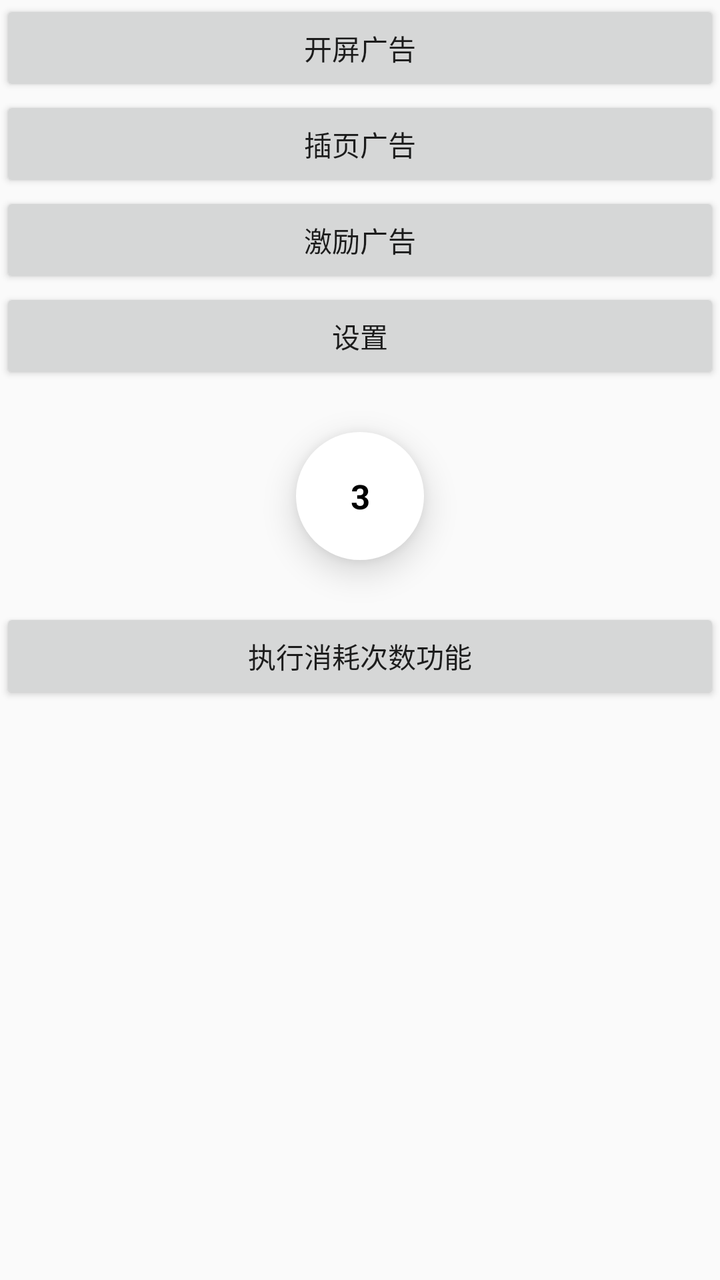
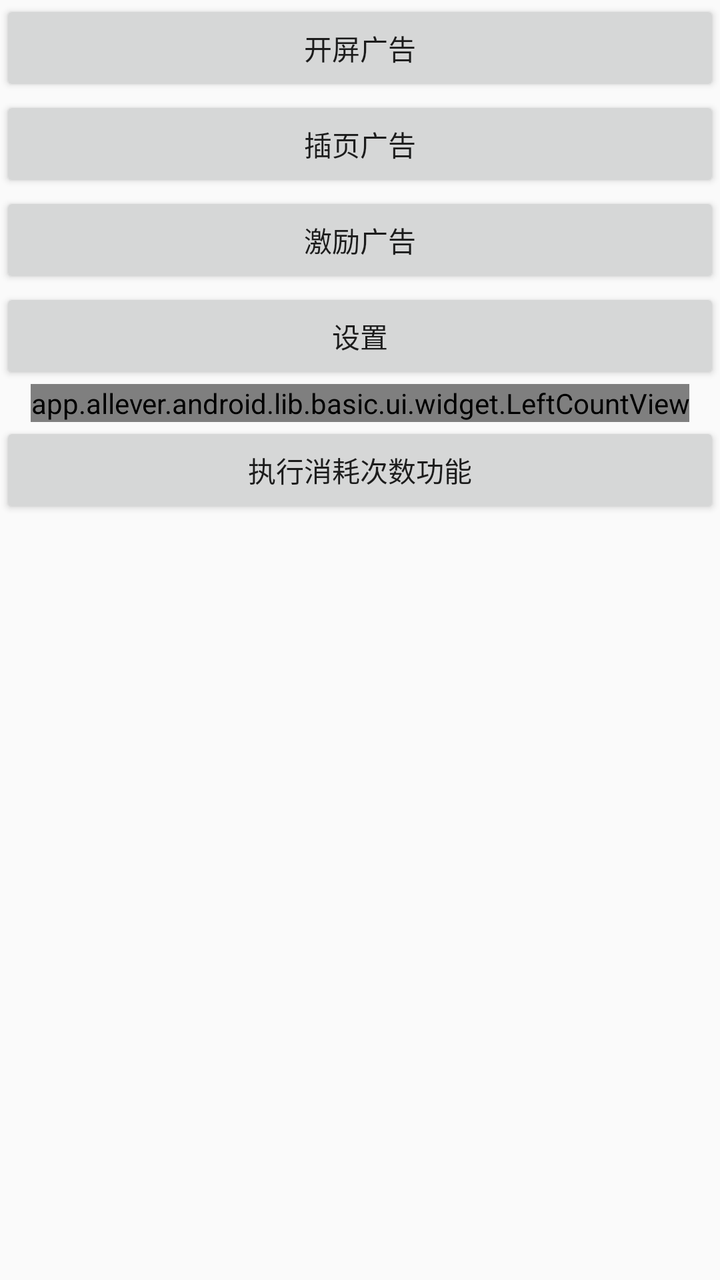

The first picture is an Android layout as it rendered before a commit; the second is the same layout after the commit. The layout source and the unified diff follow.
<!-- AndroidManifest.xml: application theme Theme.ASProjectKt -->
<!-- res/layout/activity_main.xml -->
<?xml version="1.0" encoding="utf-8"?>
<androidx.constraintlayout.widget.ConstraintLayout xmlns:android="http://schemas.android.com/apk/res/android"
    xmlns:app="http://schemas.android.com/apk/res-auto"
    android:layout_width="match_parent"
    android:layout_height="match_parent">

    <androidx.core.widget.NestedScrollView
        android:layout_width="match_parent"
        android:layout_height="match_parent">

        <LinearLayout
            android:id="@+id/funContainer"
            android:layout_width="match_parent"
            android:layout_height="wrap_content"
            android:orientation="vertical">

            <FrameLayout
                android:id="@+id/bannerContainer"
                android:layout_width="match_parent"
                android:layout_height="wrap_content" />

            <FrameLayout
                android:id="@+id/nativeContainer"
                android:layout_width="match_parent"
                android:layout_height="wrap_content" />

            <Button
                android:id="@+id/btnOpen"
                android:layout_width="match_parent"
                android:layout_height="wrap_content"
                android:text="开屏广告" />

            <Button
                android:id="@+id/btnInter"
                android:layout_width="match_parent"
                android:layout_height="wrap_content"
                android:text="插页广告" />

            <Button
                android:id="@+id/btnReward"
                android:layout_width="match_parent"
                android:layout_height="wrap_content"
                android:text="激励广告" />

            <Button
                android:id="@+id/btnSetting"
                android:layout_width="match_parent"
                android:layout_height="wrap_content"
                android:text="设置" />

            <androidx.constraintlayout.widget.ConstraintLayout
                android:layout_gravity="center_horizontal"
                android:id="@+id/btnLeftCountContainer"
                android:layout_width="64dp"
                android:layout_height="64dp"
                android:layout_margin="24dp"
                android:background="@drawable/floating_btn_bg"
                android:elevation="10dp">

                <TextView
                    android:id="@+id/tvLeftCount"
                    android:layout_width="match_parent"
                    android:layout_height="match_parent"
                    android:gravity="center"
                    android:text="3"
                    android:textColor="@color/black"
                    android:textSize="17sp"
                    android:textStyle="bold"
                    app:layout_constraintBottom_toBottomOf="parent"
                    app:layout_constraintEnd_toEndOf="parent"
                    app:layout_constraintStart_toStartOf="parent"
                    app:layout_constraintTop_toTopOf="parent" />

            </androidx.constraintlayout.widget.ConstraintLayout>

            <Button
                android:id="@+id/btnFloatConsumeCount"
                android:layout_width="match_parent"
                android:layout_height="wrap_content"
                android:text="执行消耗次数功能" />


        </LinearLayout>

    </androidx.core.widget.NestedScrollView>

</androidx.constraintlayout.widget.ConstraintLayout>
<!-- resources referenced by this layout -->
<resources>
  <color name="black">#FF000000</color>
  <!-- drawable floating_btn_bg (drawable) -->
  <?xml version="1.0" encoding="utf-8"?>
  <shape xmlns:android="http://schemas.android.com/apk/res/android"
      android:shape="oval">
  
      <solid android:color="@color/white" />
  
  </shape>
  <style name="Theme.ASProjectKt" parent="Theme.AppCompat.Light.NoActionBar">
          
          
          
          
          
          
          
          
          
          
      </style>
  <color name="white">#FFFFFFFF</color>
</resources>

<!-- the commit's change to res/layout/activity_main.xml (unified diff, before → after) -->
@@ -48,30 +48,11 @@
                 android:layout_height="wrap_content"
                 android:text="设置" />
 
-            <androidx.constraintlayout.widget.ConstraintLayout
+            <app.allever.android.lib.basic.ui.widget.LeftCountView
+                android:id="@+id/leftCountView"
                 android:layout_gravity="center_horizontal"
-                android:id="@+id/btnLeftCountContainer"
-                android:layout_width="64dp"
-                android:layout_height="64dp"
-                android:layout_margin="24dp"
-                android:background="@drawable/floating_btn_bg"
-                android:elevation="10dp">
-
-                <TextView
-                    android:id="@+id/tvLeftCount"
-                    android:layout_width="match_parent"
-                    android:layout_height="match_parent"
-                    android:gravity="center"
-                    android:text="3"
-                    android:textColor="@color/black"
-                    android:textSize="17sp"
-                    android:textStyle="bold"
-                    app:layout_constraintBottom_toBottomOf="parent"
-                    app:layout_constraintEnd_toEndOf="parent"
-                    app:layout_constraintStart_toStartOf="parent"
-                    app:layout_constraintTop_toTopOf="parent" />
-
-            </androidx.constraintlayout.widget.ConstraintLayout>
+                android:layout_width="wrap_content"
+                android:layout_height="wrap_content"/>
 
             <Button
                 android:id="@+id/btnFloatConsumeCount"
<!-- resource entries referenced after the edit -->
@@ -1,14 +1,5 @@
 <!-- resources referenced by this layout -->
 <resources>
-  <color name="black">#FF000000</color>
-  <!-- drawable floating_btn_bg (drawable) -->
-  <?xml version="1.0" encoding="utf-8"?>
-  <shape xmlns:android="http://schemas.android.com/apk/res/android"
-      android:shape="oval">
-  
-      <solid android:color="@color/white" />
-  
-  </shape>
   <style name="Theme.ASProjectKt" parent="Theme.AppCompat.Light.NoActionBar">
           
           
@@ -21,6 +12,5 @@
           
           
       </style>
-  <color name="white">#FFFFFFFF</color>
 </resources>
 
